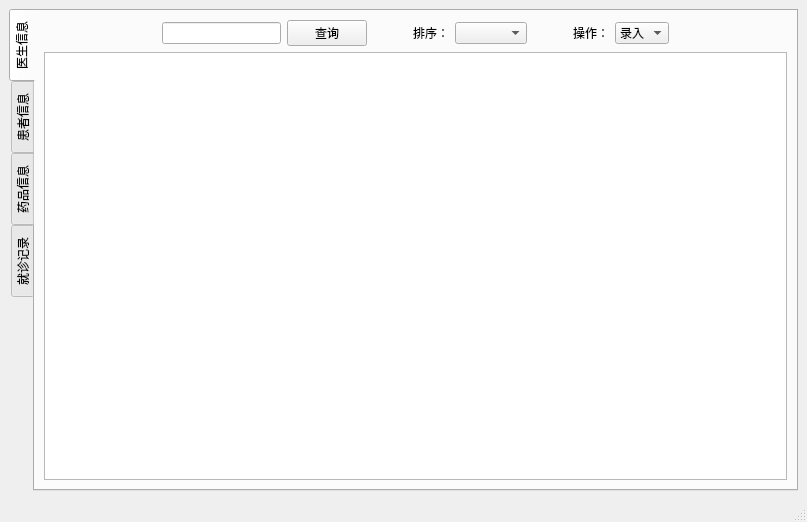
Before: the Qt Designer form mainview.ui in DgutGWK/QtCourse, drawn with Qt 5.
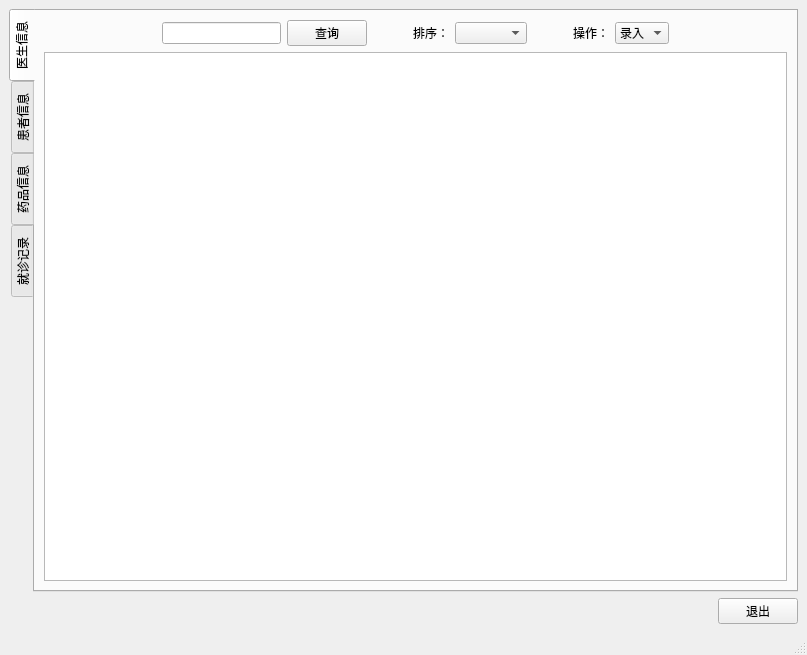
After: the same form once the commit is applied. The open tabs and pages were chosen to show the change.

The edit to the form file:
```diff
--- a/mainview.ui
+++ b/mainview.ui
@@ -7,7 +7,7 @@
     <x>0</x>
     <y>0</y>
     <width>807</width>
-    <height>522</height>
+    <height>655</height>
    </rect>
   </property>
   <property name="windowTitle">
@@ -528,6 +528,30 @@
       </widget>
      </widget>
     </item>
+    <item row="1" column="0">
+     <layout class="QHBoxLayout" name="horizontalLayout_2">
+      <item>
+       <spacer name="horizontalSpacer_9">
+        <property name="orientation">
+         <enum>Qt::Orientation::Horizontal</enum>
+        </property>
+        <property name="sizeHint" stdset="0">
+         <size>
+          <width>40</width>
+          <height>20</height>
+         </size>
+        </property>
+       </spacer>
+      </item>
+      <item>
+       <widget class="QPushButton" name="backButton">
+        <property name="text">
+         <string>退出</string>
+        </property>
+       </widget>
+      </item>
+     </layout>
+    </item>
    </layout>
   </widget>
   <widget class="QMenuBar" name="menubar">
```
Left out of the diff: 4 changed lines with no effect on the pictures.
